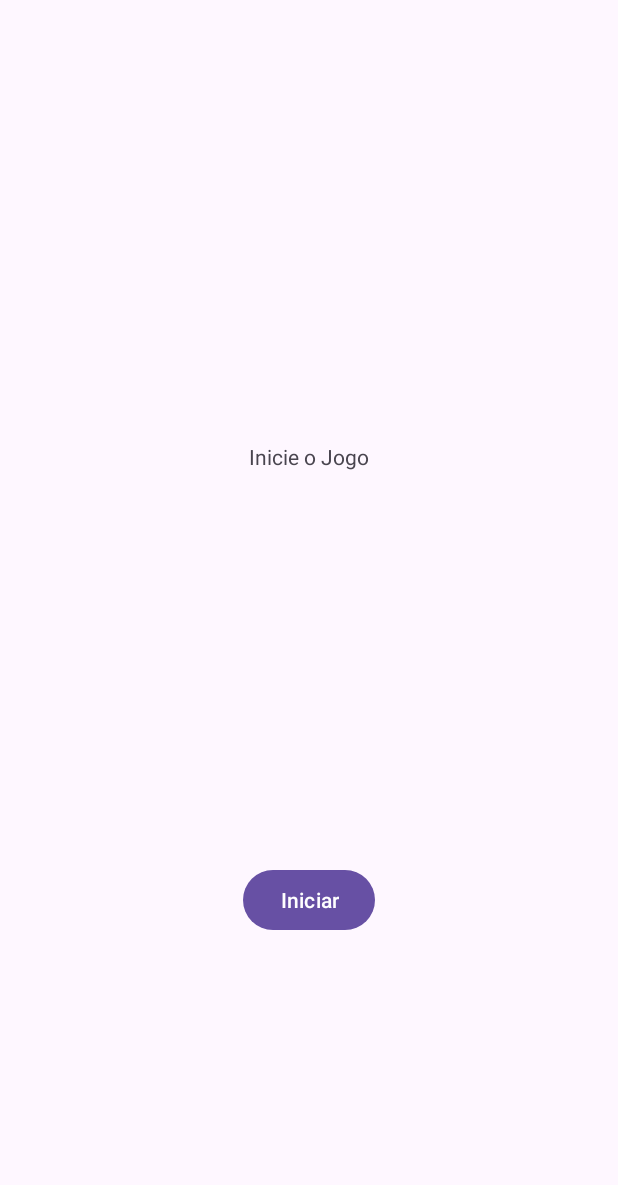
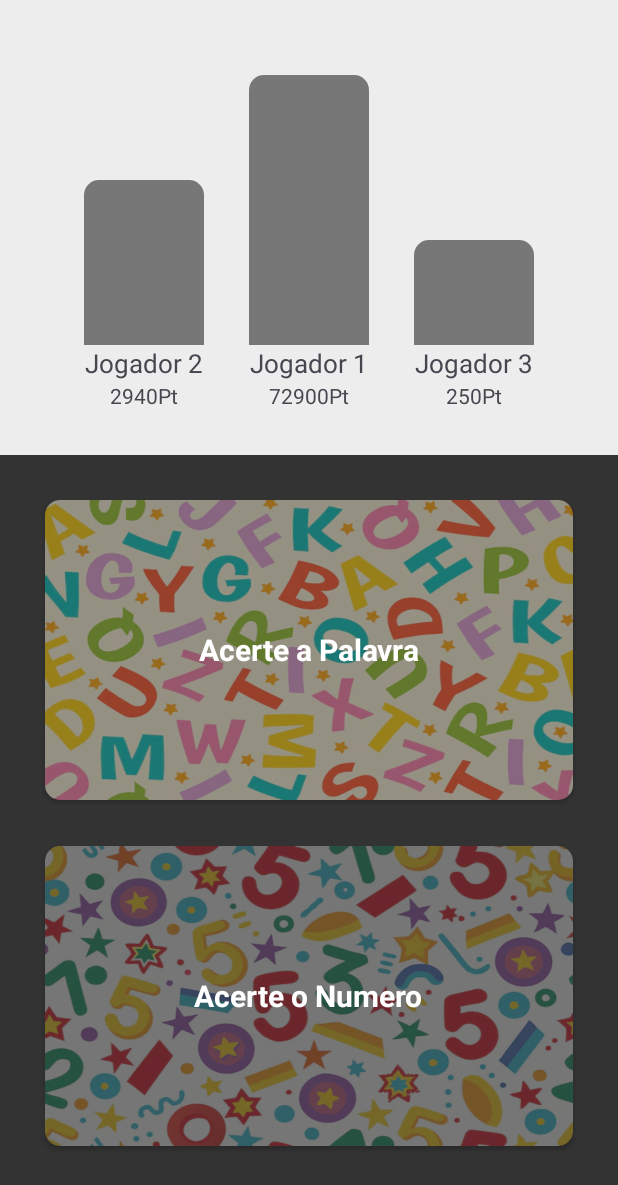
Before and after one commit to Renan-Szimanski/AdivinharPalavras, an Android app: the screen it shows after launch (MainActivity), on a phone screen of 412 x 824 dp. Shown: the top 1185 px of the screen. Run offline under Robolectric (Android 15) with nearby library versions, the phone set to English and light mode, and no system bars.

Commit message:
Novo Layout para o menu principal, mostrando ranqueamento de players e modos de jogo

```diff
--- a/app/src/main/java/com/example/adivinharpalavras/MainActivity.kt
+++ b/app/src/main/java/com/example/adivinharpalavras/MainActivity.kt
@@ -24,7 +24,7 @@ class MainActivity : AppCompatActivity() {
         binding = ActivityMainBinding.inflate(layoutInflater)
         setContentView(binding.root)
 
-        val start = binding.startbutton
+        val start = binding.startWordGame
 
 
         start.setOnClickListener{
--- /dev/null
+++ b/app/src/main/res/drawable/rounded_corners.xml
@@ -0,0 +1,6 @@
+<?xml version="1.0" encoding="utf-8"?>
+<shape xmlns:android="http://schemas.android.com/apk/res/android">
+<solid android:color="@color/lghtgrey"/>
+
+    <corners android:topLeftRadius="10dp" android:topRightRadius="10dp"/>
+</shape>
--- a/app/src/main/res/layout/activity_main.xml
+++ b/app/src/main/res/layout/activity_main.xml
@@ -1,34 +1,191 @@
 <?xml version="1.0" encoding="utf-8"?>
-<androidx.constraintlayout.widget.ConstraintLayout xmlns:android="http://schemas.android.com/apk/res/android"
+<LinearLayout xmlns:android="http://schemas.android.com/apk/res/android"
     xmlns:app="http://schemas.android.com/apk/res-auto"
     xmlns:tools="http://schemas.android.com/tools"
     android:id="@+id/main"
     android:layout_width="match_parent"
     android:layout_height="match_parent"
-    tools:context=".MainActivity">
+    tools:context=".MainActivity"
+    android:orientation="vertical"
+    android:background="@color/grey">
 
 
+    <RelativeLayout
+        android:id="@+id/relativeLayout"
+        android:layout_width="match_parent"
+        android:layout_height="wrap_content"
+        android:background="#ededed"
+        android:paddingBottom="30dp">
 
-    <TextView
-        android:id="@+id/titulo"
-        android:layout_width="wrap_content"
-        android:layout_height="wrap_content"
-        android:layout_marginTop="32dp"
-        android:text="Inicie o Jogo"
-        app:layout_constraintBottom_toTopOf="@+id/startbutton"
-        app:layout_constraintEnd_toEndOf="parent"
-        app:layout_constraintStart_toStartOf="parent"
-        app:layout_constraintTop_toTopOf="parent" />
+        <LinearLayout
+            android:layout_width="wrap_content"
+            android:layout_height="wrap_content"
+            android:layout_alignParentTop="true"
+            android:layout_centerHorizontal="true"
+            android:layout_marginTop="50dp">
 
-    <Button
-        android:id="@+id/startbutton"
-        android:layout_width="wrap_content"
-        android:layout_height="wrap_content"
-        android:layout_marginBottom="200dp"
-        android:text="Iniciar"
-        app:layout_constraintBottom_toBottomOf="parent"
-        app:layout_constraintEnd_toEndOf="parent"
-        app:layout_constraintStart_toStartOf="parent" />
+            <LinearLayout
+                android:layout_width="wrap_content"
+                android:layout_height="wrap_content"
+                android:layout_gravity="bottom"
+                android:orientation="vertical">
+
+                <View
+                    android:layout_width="80dp"
+                    android:layout_height="110dp"
+                    android:layout_gravity="bottom"
+                    android:background="@drawable/rounded_corners"></View>
+
+                <TextView
+                    android:id="@+id/player_2"
+                    android:layout_width="match_parent"
+                    android:layout_height="wrap_content"
+                    android:text="Jogador 2"
+                    android:textAlignment="center"
+                    android:textSize="17dp" />
+
+                <TextView
+                    android:id="@+id/pnt_2"
+                    android:layout_width="match_parent"
+                    android:layout_height="wrap_content"
+                    android:text="2940Pt"
+                    android:textAlignment="center" />
+
+            </LinearLayout>
 
 
-</androidx.constraintlayout.widget.ConstraintLayout>
+            <LinearLayout
+                android:layout_width="wrap_content"
+                android:layout_height="wrap_content"
+                android:layout_gravity="bottom"
+                android:layout_marginHorizontal="30dp"
+                android:orientation="vertical">
+
+                <View
+                    android:layout_width="80dp"
+                    android:layout_height="180dp"
+                    android:layout_gravity="bottom"
+                    android:background="@drawable/rounded_corners"></View>
+
+                <TextView
+                    android:id="@+id/player_1"
+                    android:layout_width="match_parent"
+                    android:layout_height="wrap_content"
+                    android:text="Jogador 1"
+                    android:textAlignment="center"
+                    android:textSize="17dp" />
+
+                <TextView
+                    android:id="@+id/pnt_1"
+                    android:layout_width="match_parent"
+                    android:layout_height="wrap_content"
+                    android:text="72900Pt"
+                    android:textAlignment="center" />
+            </LinearLayout>
+
+            <LinearLayout
+                android:layout_width="wrap_content"
+                android:layout_height="wrap_content"
+                android:layout_gravity="bottom"
+                android:orientation="vertical">
+
+                <View
+                    android:layout_width="80dp"
+                    android:layout_height="70dp"
+                    android:layout_gravity="bottom"
+                    android:background="@drawable/rounded_corners"></View>
+
+                <TextView
+                    android:id="@+id/player_3"
+                    android:layout_width="match_parent"
+                    android:layout_height="wrap_content"
+                    android:text="Jogador 3"
+                    android:textAlignment="center"
+                    android:textSize="17dp" />
+
+                <TextView
+                    android:id="@+id/pnt_3"
+                    android:layout_width="match_parent"
+                    android:layout_height="wrap_content"
+                    android:text="250Pt"
+                    android:textAlignment="center" />
+            </LinearLayout>
+
+
+        </LinearLayout>
+
+
+    </RelativeLayout>
+
+    <ScrollView
+        android:layout_width="wrap_content"
+        android:layout_height="match_parent">
+        <LinearLayout
+            android:layout_width="match_parent"
+            android:layout_height="match_parent"
+
+            app:layout_constraintTop_toBottomOf="@+id/relativeLayout"
+            android:orientation="vertical"
+            >
+
+
+                <androidx.cardview.widget.CardView
+                    android:id="@+id/startWordGame"
+                    android:layout_width="match_parent"
+                    android:layout_height="200dp"
+                    android:layout_marginHorizontal="30dp"
+                    android:layout_marginTop="30dp"
+                    android:layout_marginBottom="15dp"
+                    app:cardCornerRadius="10dp"
+                    android:backgroundTint="@color/grey">
+
+                    <ImageView
+                        android:layout_width="wrap_content"
+                        android:layout_height="wrap_content"
+                        android:background="@drawable/letters"
+                        android:alpha=".5"
+                        />
+
+                    <TextView
+                        android:layout_width="wrap_content"
+                        android:layout_height="wrap_content"
+                        android:text="Acerte a Palavra"
+                        android:layout_gravity="center"
+                        android:textSize="20dp"
+                        android:textStyle="bold"
+                        android:textColor="@color/white"/>
+
+                </androidx.cardview.widget.CardView>
+
+                <androidx.cardview.widget.CardView
+                    android:id="@+id/startNumberGame"
+                    android:layout_width="match_parent"
+                    android:layout_height="200dp"
+                    android:layout_marginHorizontal="30dp"
+                   android:layout_marginVertical="15dp"
+                    app:cardCornerRadius="10dp"
+                    android:backgroundTint="@color/grey">
+
+                    <ImageView
+                        android:layout_width="wrap_content"
+                        android:layout_height="wrap_content"
+                        android:background="@drawable/numbers"
+                        android:alpha=".33"
+                        />
+
+                    <TextView
+                        android:layout_width="wrap_content"
+                        android:layout_height="wrap_content"
+                        android:text="Acerte o Numero"
+                        android:layout_gravity="center"
+                        android:textSize="20dp"
+                        android:textStyle="bold"
+                        android:textColor="@color/white"/>
+
+                </androidx.cardview.widget.CardView>
+
+        </LinearLayout>
+    </ScrollView>
+
+
+</LinearLayout>
```
Also changed, not shown: app/src/main/res/drawable/letters.png (added), app/src/main/res/drawable/numbers.png (added).
